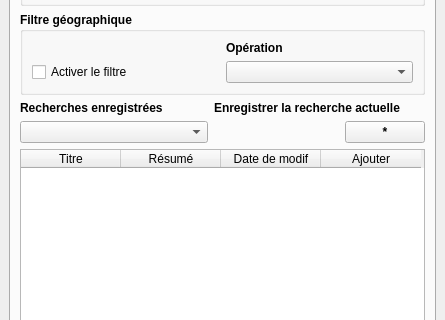
The window that isogeo_dockwidget_base.ui (isogeo/isogeo-plugin-qgis) describes before a commit, drawn with Qt 5; both pictures show x 0 to 445 and y 243 to 563 of the 445 by 870 pixel window.
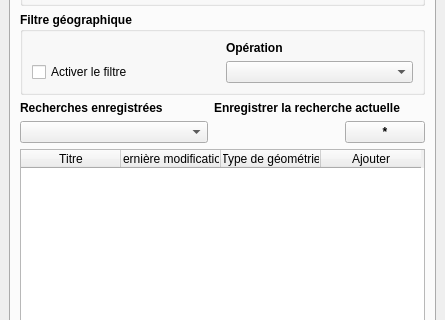
The same window after the commit. Custom widgets are drawn as their Qt base class.

Commit message: Fixed column names. Abstract now in a tooltip displayed on the title.

```diff
--- a/isogeo_dockwidget_base.ui
+++ b/isogeo_dockwidget_base.ui
@@ -353,12 +353,12 @@
           </column>
           <column>
            <property name="text">
-            <string>Résumé</string>
+            <string>Dernière modification</string>
            </property>
           </column>
           <column>
            <property name="text">
-            <string>Date de modif</string>
+            <string>Type de géométrie</string>
            </property>
           </column>
           <column>
```
Left out of the diff: 2 changed lines with no effect on the pictures. The commit also changes 2 other files.
